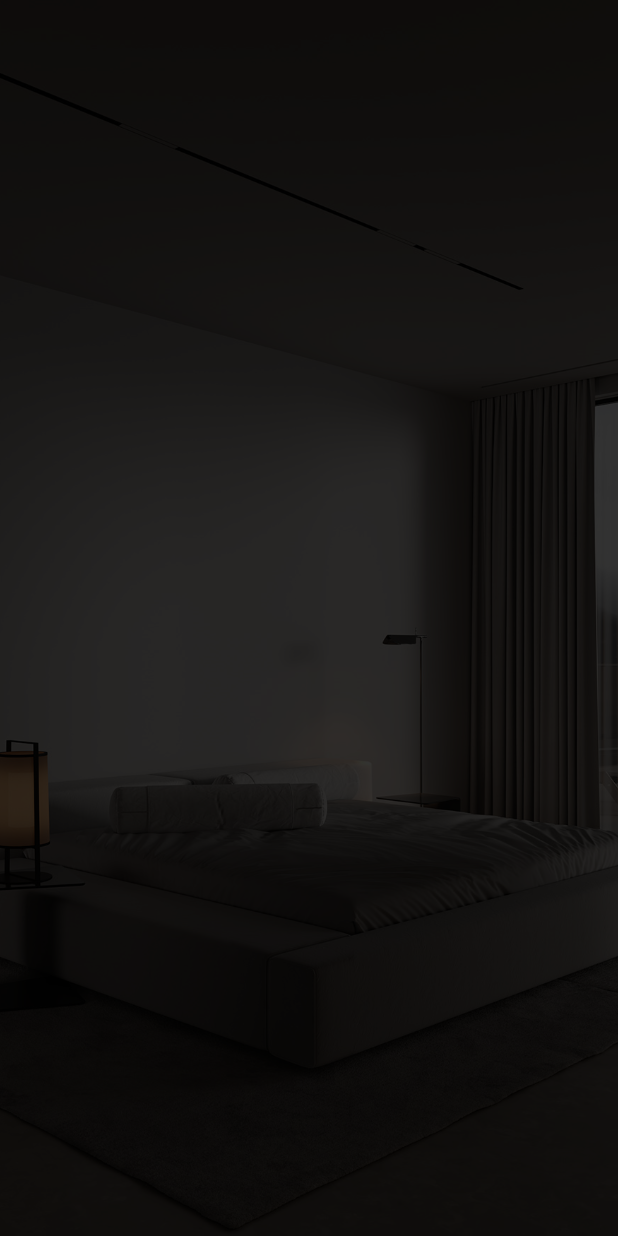
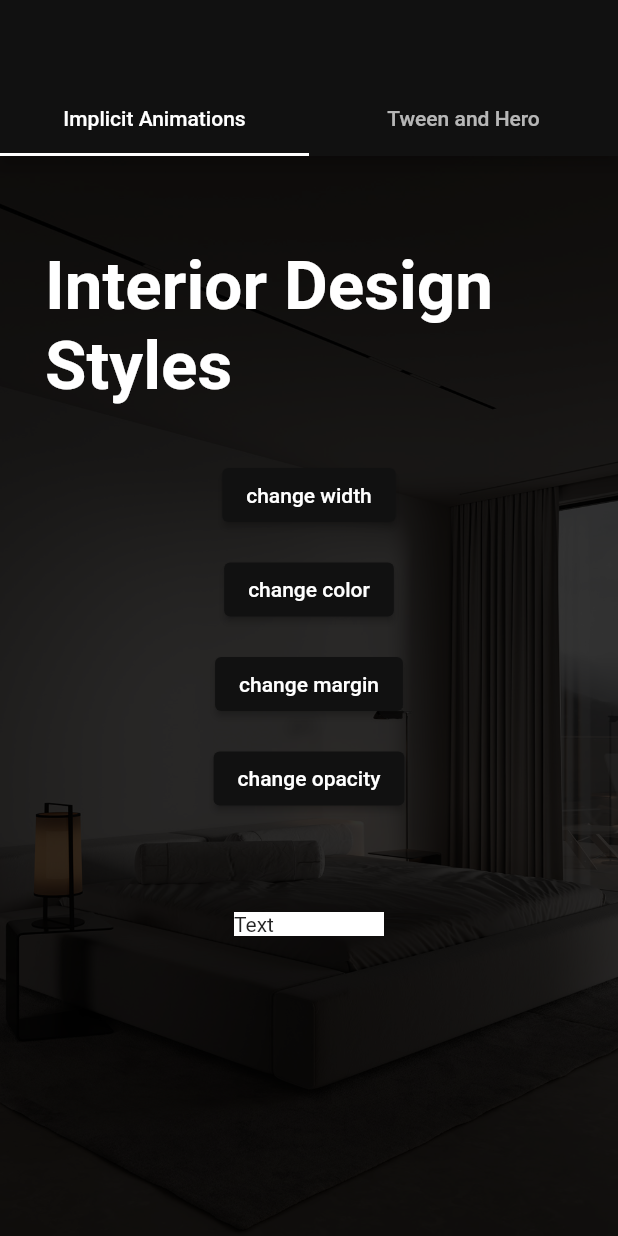
Before and after one commit to anna-rosewine/animations, a Flutter app: the screen it shows after launch, on a phone screen of 412 x 824 dp. Run offline on Flutter 3.47's test engine with Material 2 defaults, Android fonts, the phone set to English and light mode, and no system bars.

Commit message:
hero and tween animation builer

```diff
--- a/lib/core/instances.dart
+++ b/lib/core/instances.dart
@@ -4,7 +4,7 @@ final List<DesignStyleItem> designStyles = [
   DesignStyleItem(
       title: 'Minimalism', imagePath: 'assets/items/minimalism.jpg'),
   DesignStyleItem(
-      title: 'Minimalism 2', imagePath: 'assets/items/minimalism2.jpg'),
+      title: 'Minimalism 2', imagePath: 'assets/items/minimalism2.jpeg'),
   DesignStyleItem(
-      title: 'Minimalism 3', imagePath: 'assets/items/minimalism3.jpg'),
+      title: 'Minimalism 3', imagePath: 'assets/items/minimalism3.jpeg'),
 ];
--- a/lib/main.dart
+++ b/lib/main.dart
@@ -1,8 +1,30 @@
+import 'package:animations/core/instances.dart';
+import 'package:animations/ui/implicit_animations.dart';
+import 'package:animations/ui/parallax_section.dart';
+import 'package:animations/ui/tween_animation_builder_and_hero.dart';
 import 'package:flutter/material.dart';
 
 void main() {
   runApp(const MyApp());
 }
+
+class Palette {
+  static const MaterialColor kToDark = const MaterialColor(
+    0xff111111, // 0% comes in here, this will be color picked if no shade is selected when defining a Color property which doesn’t require a swatch.
+    const <int, Color>{
+      50: const Color(0xff111111), //10%
+      100: const Color(0xff11111), //20%
+      200: const Color(0xff111111), //30%
+      300: const Color(0xff111111), //40%
+      400: const Color(0xff111111), //50%
+      500: const Color(0xff111111), //60%
+      600: const Color(0xff111111), //70%
+      700: const Color(0xff111111), //80%
+      800: const Color(0xff111111), //90%
+      900: const Color(0xff000000), //100%
+    },
+  );
+} // you can define
 
 class MyApp extends StatelessWidget {
   const MyApp({super.key});
@@ -22,7 +44,7 @@ class MyApp extends StatelessWidget {
         // or simply save your changes to "hot reload" in a Flutter IDE).
         // Notice that the counter didn't reset back to zero; the application
         // is not restarted.
-        primarySwatch: Colors.blue,
+        primarySwatch: Palette.kToDark,
       ),
       home: const MyHomePage(title: 'Flutter Demo Home Page'),
     );
@@ -48,25 +70,24 @@ class MyHomePage extends StatefulWidget {
 }
 
 class _MyHomePageState extends State<MyHomePage> {
+  final List<String> pages = ['Implicit Animations', 'Tween and Hero'];
+
   @override
   Widget build(BuildContext context) {
-    return Scaffold(
-        body: Stack(
-      children: [
-        SizedBox(
-          height: MediaQuery.of(context).size.height,
-          child: ColorFiltered(
-            colorFilter: ColorFilter.mode(
-              Colors.black.withOpacity(0.8),
-              BlendMode.darken,
+    return DefaultTabController(
+        length: pages.length,
+        child: Scaffold(
+            appBar: AppBar(
+              bottom: TabBar(
+                tabs: [
+                  ...pages.map((e) => Tab(
+                        text: e,
+                      ))
+                ],
+              ),
             ),
-            child: Image.asset(
-              'assets/background/background.jpg',
-              fit: BoxFit.cover,
-            ),
-          ),
-        ),
-      ],
-    ));
+            body: TabBarView(
+              children: [ImplicitAnimations(), TweenAnimationBuilderExample()],
+            )));
   }
 }
--- /dev/null
+++ b/lib/ui/implicit_animations.dart
@@ -0,0 +1,108 @@
+import 'package:flutter/material.dart';
+
+class ImplicitAnimations extends StatefulWidget {
+  const ImplicitAnimations({Key? key}) : super(key: key);
+
+  @override
+  _ImplicitAnimationsState createState() => _ImplicitAnimationsState();
+}
+
+class _ImplicitAnimationsState extends State<ImplicitAnimations> {
+  double _width = 100;
+  double _margin = 50;
+  double opacity = 1;
+  Color color = Colors.white;
+
+  @override
+  Widget build(BuildContext context) {
+    return Stack(
+      children: [
+        SizedBox(
+          height: MediaQuery.of(context).size.height,
+          width: MediaQuery.of(context).size.width,
+          child: ColorFiltered(
+            colorFilter: ColorFilter.mode(
+              Colors.black.withOpacity(0.8),
+              BlendMode.darken,
+            ),
+            child: Image.asset(
+              'assets/background/background.jpg',
+              fit: BoxFit.cover,
+            ),
+          ),
+        ),
+        SafeArea(
+            child: Container(
+          padding: const EdgeInsets.symmetric(horizontal: 30),
+          child: Column(
+            children: [
+              const SizedBox(
+                height: 60,
+              ),
+              const Text(
+                'Interior Design Styles',
+                style: TextStyle(
+                    color: Colors.white,
+                    fontWeight: FontWeight.bold,
+                    fontSize: 45),
+              ),
+              const SizedBox(
+                height: 36,
+              ),
+              ElevatedButton(
+                  onPressed: () {
+                    setState(() {
+                      _width = 200;
+                    });
+                  },
+                  child: Text('change width')),
+              const SizedBox(
+                height: 15,
+              ),
+              ElevatedButton(
+                  onPressed: () {
+                    setState(() {
+                      color = Colors.yellow;
+                    });
+                  },
+                  child: Text('change color')),
+              const SizedBox(
+                height: 15,
+              ),
+              ElevatedButton(
+                  onPressed: () {
+                    setState(() {
+                      _margin = 100;
+                    });
+                  },
+                  child: Text('change margin')),
+              const SizedBox(
+                height: 15,
+              ),
+              ElevatedButton(
+                  onPressed: () {
+                    setState(() {
+                      opacity = 0;
+                    });
+                  },
+                  child: Text('change opacity')),
+              const SizedBox(
+                height: 15,
+              ),
+              AnimatedContainer(
+                  width: _width,
+                  margin: EdgeInsets.symmetric(vertical: _margin),
+                  color: color,
+                  child: AnimatedOpacity(
+                    duration: Duration(seconds: 1),
+                    opacity: opacity,
+                    child: Text('Text'),
+                  ),
+                  duration: Duration(seconds: 1))
+            ],
+          ),
+        ))
+      ],
+    );
+  }
+}
```
Also changed, not shown: lib/ui/open_page.dart (added, +38 -0 lines), lib/ui/parallax_section.dart (added, +38 -0 lines), lib/ui/tween_animation_builder_and_hero.dart (added, +81 -0 lines), lib/ui/hero_animation_examlpe.dart (added).
